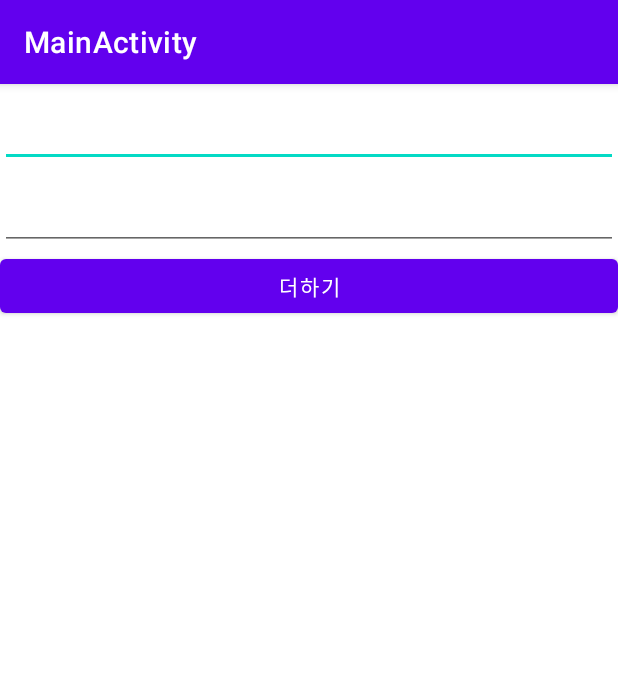
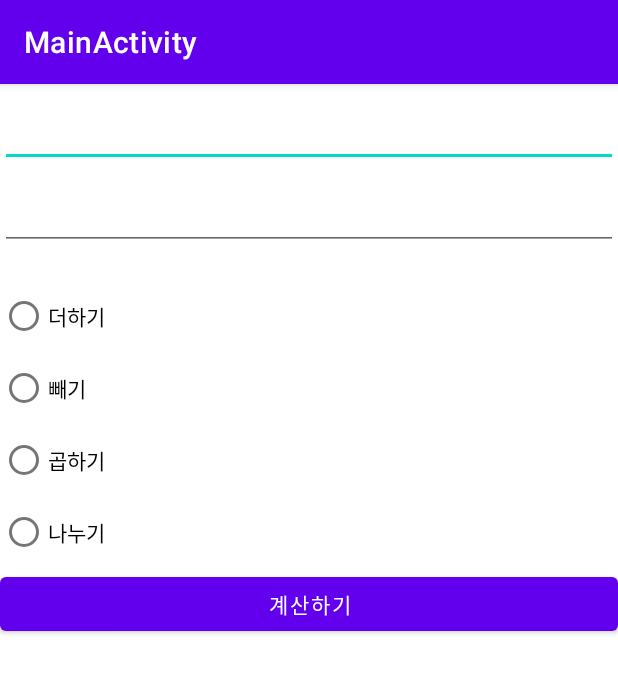
Before and after one commit to kjminn/emirim_Ex10_15_18, an Android app: the screen it shows after launch (MainActivity), on a phone screen of 412 x 824 dp. Shown: the top 673 px of the screen. Run offline under Robolectric (Android 15) with nearby library versions, the phone set to English and light mode, and no system bars.

Commit message:
Edit activity_main.xml Commit

```diff
--- a/app/src/main/res/layout/activity_main.xml
+++ b/app/src/main/res/layout/activity_main.xml
@@ -18,9 +18,35 @@
         android:layout_width="match_parent"
         android:layout_height="wrap_content"
         android:inputType="numberDecimal"/>
+    <RadioGroup
+        android:id="@+id/rg"
+        android:layout_marginTop="20dp"
+        android:layout_width="wrap_content"
+        android:layout_height="wrap_content">
+        <RadioButton
+            android:id="@+id/radio_plus"
+            android:layout_width="wrap_content"
+            android:layout_height="wrap_content"
+            android:text="@string/btn_plus"/>
+        <RadioButton
+            android:id="@+id/radio_minus"
+            android:layout_width="wrap_content"
+            android:layout_height="wrap_content"
+            android:text="@string/btn_minus"/>
+        <RadioButton
+            android:id="@+id/radio_multi"
+            android:layout_width="wrap_content"
+            android:layout_height="wrap_content"
+            android:text="@string/btn_multi"/>
+        <RadioButton
+            android:id="@+id/radio_divide"
+            android:layout_width="wrap_content"
+            android:layout_height="wrap_content"
+            android:text="@string/btn_divide"/>
+    </RadioGroup>
     <Button
         android:id="@+id/btn_plus"
         android:layout_width="match_parent"
         android:layout_height="wrap_content"
-        android:text="@string/btn_plus"/>
+        android:text="@string/btn_calc"/>
 </LinearLayout>
--- a/app/src/main/res/values/strings.xml
+++ b/app/src/main/res/values/strings.xml
@@ -1,6 +1,10 @@
 <resources>
     <string name="app_name">emirim_Ex10_15_18</string>
     <string name="btn_plus">더하기</string>
+    <string name="btn_minus">빼기</string>
+    <string name="btn_multi">곱하기</string>
+    <string name="btn_divide">나누기</string>
+    <string name="btn_calc">계산하기</string>
     <string name="btn_back">돌아가기</string>
     <string name="title_main">MainActivity</string>
     <string name="title_second">SecondActivity</string>
```
